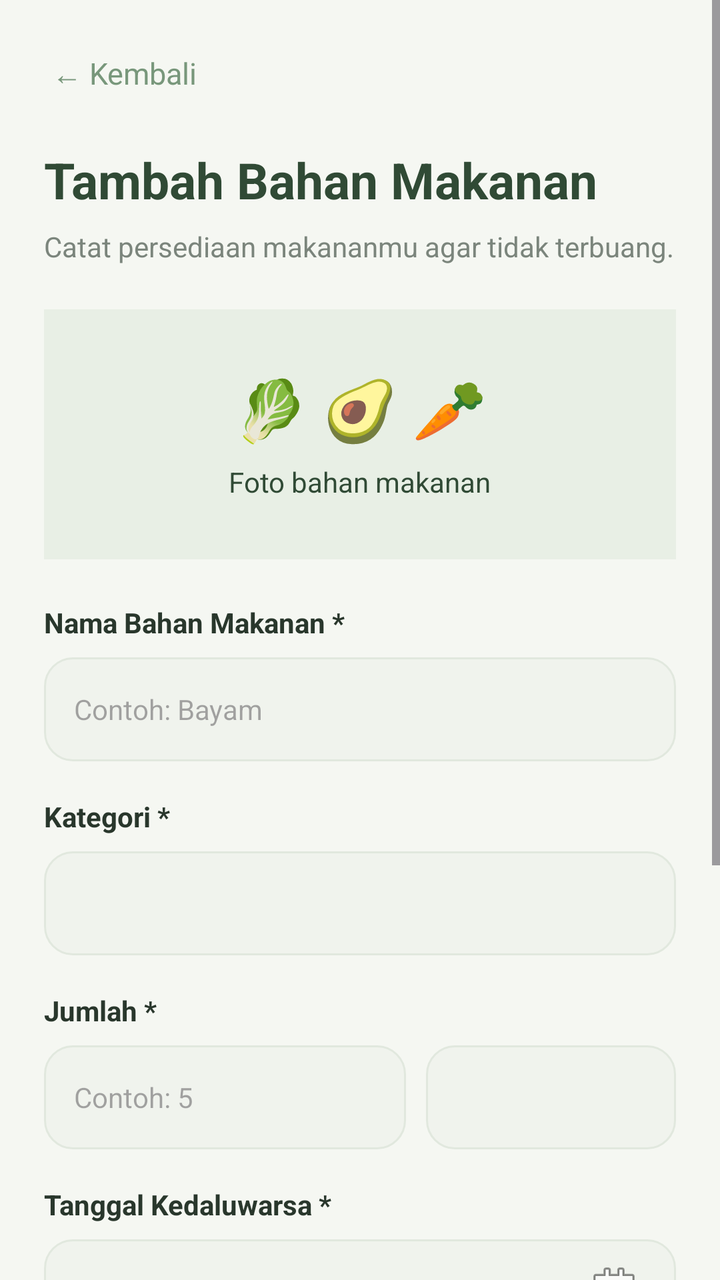
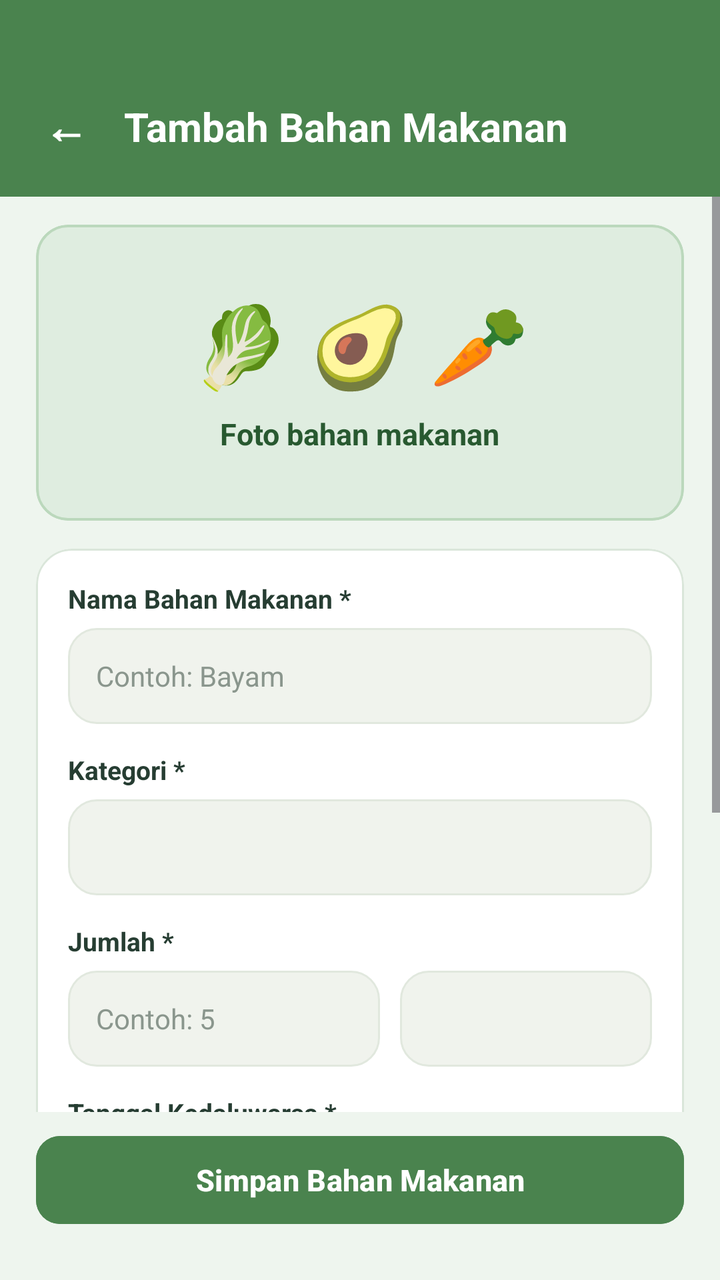

The first picture is an Android layout as it rendered before a commit; the second is the same layout after the commit. The layout source and the unified diff follow.
<!-- AndroidManifest.xml: application theme Theme.FridgeFoodSaver -->
<!-- res/layout/activity_add_food.xml -->
<?xml version="1.0" encoding="utf-8"?>
<ScrollView xmlns:android="http://schemas.android.com/apk/res/android"
    android:layout_width="match_parent"
    android:layout_height="match_parent"
    android:background="@color/soft_white"
    android:fillViewport="true">

    <LinearLayout
        android:layout_width="match_parent"
        android:layout_height="wrap_content"
        android:orientation="vertical"
        android:padding="22dp">

        
        <TextView
            android:id="@+id/tvBack"
            android:layout_width="wrap_content"
            android:layout_height="wrap_content"
            android:text="← Kembali"
            android:textColor="@color/sage_green"
            android:textSize="15sp"
            android:padding="4dp" />

        <TextView
            android:layout_width="wrap_content"
            android:layout_height="wrap_content"
            android:layout_marginTop="22dp"
            android:text="Tambah Bahan Makanan"
            android:textColor="@color/dark_green"
            android:textSize="25sp"
            android:textStyle="bold" />

        <TextView
            android:layout_width="wrap_content"
            android:layout_height="wrap_content"
            android:layout_marginTop="7dp"
            android:text="Catat persediaan makananmu agar tidak terbuang."
            android:textColor="@color/text_gray"
            android:textSize="14sp" />

        
        <LinearLayout
            android:layout_width="match_parent"
            android:layout_height="125dp"
            android:layout_marginTop="22dp"
            android:background="@color/light_sage"
            android:gravity="center"
            android:orientation="vertical">

            <TextView
                android:layout_width="wrap_content"
                android:layout_height="wrap_content"
                android:text="🥬 🥑 🥕"
                android:textSize="30sp" />

            <TextView
                android:layout_width="wrap_content"
                android:layout_height="wrap_content"
                android:layout_marginTop="7dp"
                android:text="Foto bahan makanan"
                android:textColor="@color/dark_green"
                android:textSize="14sp" />

        </LinearLayout>

        
        <TextView
            android:layout_width="wrap_content"
            android:layout_height="wrap_content"
            android:layout_marginTop="22dp"
            android:text="Nama Bahan Makanan *"
            android:textColor="@color/text_dark"
            android:textStyle="bold"
            android:textSize="14sp" />

        <EditText
            android:id="@+id/etFoodName"
            android:layout_width="match_parent"
            android:layout_height="52dp"
            android:layout_marginTop="8dp"
            android:background="@drawable/bg_input"
            android:hint="Contoh: Bayam"
            android:paddingHorizontal="15dp"
            android:textColor="@color/text_dark"
            android:textSize="14sp"
            android:inputType="textCapSentences" />

        
        <TextView
            android:layout_width="wrap_content"
            android:layout_height="wrap_content"
            android:layout_marginTop="18dp"
            android:text="Kategori *"
            android:textColor="@color/text_dark"
            android:textStyle="bold"
            android:textSize="14sp" />

        <Spinner
            android:id="@+id/spCategory"
            android:layout_width="match_parent"
            android:layout_height="52dp"
            android:layout_marginTop="8dp"
            android:background="@drawable/bg_input"
            android:paddingHorizontal="12dp" />

        
        <TextView
            android:layout_width="wrap_content"
            android:layout_height="wrap_content"
            android:layout_marginTop="18dp"
            android:text="Jumlah *"
            android:textColor="@color/text_dark"
            android:textStyle="bold"
            android:textSize="14sp" />

        <LinearLayout
            android:layout_width="match_parent"
            android:layout_height="52dp"
            android:layout_marginTop="8dp"
            android:orientation="horizontal">

            <EditText
                android:id="@+id/etQuantity"
                android:layout_width="0dp"
                android:layout_height="match_parent"
                android:layout_weight="1"
                android:background="@drawable/bg_input"
                android:hint="Contoh: 5"
                android:inputType="numberDecimal"
                android:paddingHorizontal="15dp"
                android:textColor="@color/text_dark"
                android:textSize="14sp" />

            <Spinner
                android:id="@+id/spUnit"
                android:layout_width="125dp"
                android:layout_height="match_parent"
                android:layout_marginStart="10dp"
                android:background="@drawable/bg_input"
                android:paddingHorizontal="8dp" />

        </LinearLayout>

        
        <TextView
            android:layout_width="wrap_content"
            android:layout_height="wrap_content"
            android:layout_marginTop="18dp"
            android:text="Tanggal Kedaluwarsa *"
            android:textColor="@color/text_dark"
            android:textStyle="bold"
            android:textSize="14sp" />

        <EditText
            android:id="@+id/etExpiryDate"
            android:layout_width="match_parent"
            android:layout_height="52dp"
            android:layout_marginTop="8dp"
            android:background="@drawable/bg_input"
            android:clickable="true"
            android:focusable="false"
            android:hint="Pilih tanggal kedaluwarsa"
            android:paddingHorizontal="15dp"
            android:textColor="@color/text_dark"
            android:textSize="14sp"
            android:drawableEnd="@android:drawable/ic_menu_my_calendar"
            android:drawablePadding="10dp" />

        
        <TextView
            android:layout_width="wrap_content"
            android:layout_height="wrap_content"
            android:layout_marginTop="18dp"
            android:text="Catatan (Opsional)"
            android:textColor="@color/text_dark"
            android:textStyle="bold"
            android:textSize="14sp" />

        <EditText
            android:id="@+id/etNotes"
            android:layout_width="match_parent"
            android:layout_height="100dp"
            android:layout_marginTop="8dp"
            android:background="@drawable/bg_input"
            android:gravity="top"
            android:hint="Tambahkan catatan penyimpanan..."
            android:padding="15dp"
            android:textColor="@color/text_dark"
            android:textSize="14sp"
            android:inputType="textCapSentences|textMultiLine" />

        
        <Button
            android:id="@+id/btnSaveFood"
            android:layout_width="match_parent"
            android:layout_height="55dp"
            android:layout_marginTop="25dp"
            android:backgroundTint="@color/sage_green"
            android:text="Simpan Bahan Makanan"
            android:textAllCaps="false"
            android:textColor="@color/pure_white"
            android:textSize="15sp"
            android:textStyle="bold" />

        <TextView
            android:layout_width="match_parent"
            android:layout_height="wrap_content"
            android:layout_marginTop="12dp"
            android:gravity="center"
            android:text="* Wajib diisi"
            android:textColor="@color/text_gray"
            android:textSize="12sp" />

    </LinearLayout>
</ScrollView>
<!-- resources referenced by this layout -->
<resources>
  <color name="dark_green">#304A35</color>
  <color name="light_sage">#E8EFE5</color>
  <color name="pure_white">#FFFFFF</color>
  <color name="sage_green">#78977B</color>
  <color name="soft_white">#F5F7F2</color>
  <color name="text_dark">#29372C</color>
  <color name="text_gray">#7B857C</color>
  <!-- drawable bg_input (drawable) -->
  <?xml version="1.0" encoding="utf-8"?>
  <shape xmlns:android="http://schemas.android.com/apk/res/android">
  
      <solid android:color="@color/input_background"/>
  
      <corners android:radius="14dp"/>
  
      <stroke
          android:width="1dp"
          android:color="#E1E8DE"/>
  
  </shape>
  <style name="Theme.FridgeFoodSaver" parent="Theme.Material3.DayNight.NoActionBar">
  
          <item name="colorPrimary">@color/sage_green</item>
          <item name="colorOnPrimary">@color/pure_white</item>
          <item name="colorSecondary">@color/warm_orange</item>
          <item name="android:statusBarColor">@color/soft_white</item>
          <item name="android:navigationBarColor">@color/soft_white</item>
          <item name="android:windowLightStatusBar">true</item>
          <item name="android:windowBackground">@color/soft_white</item>
      </style>
  <color name="input_background">#F0F3ED</color>
  <color name="warm_orange">#E99A4A</color>
</resources>

<!-- the commit's change to res/layout/activity_add_food.xml (unified diff, before → after) -->
@@ -1,215 +1,282 @@
 <?xml version="1.0" encoding="utf-8"?>
-<ScrollView xmlns:android="http://schemas.android.com/apk/res/android"
+<androidx.constraintlayout.widget.ConstraintLayout xmlns:android="http://schemas.android.com/apk/res/android"
+    xmlns:app="http://schemas.android.com/apk/res-auto"
     android:layout_width="match_parent"
     android:layout_height="match_parent"
-    android:background="@color/soft_white"
-    android:fillViewport="true">
+    android:background="#EEF5EE">
+
 
     <LinearLayout
-        android:layout_width="match_parent"
+        android:id="@+id/topGreenHeader"
+        android:layout_width="0dp"
         android:layout_height="wrap_content"
-        android:orientation="vertical"
-        android:padding="22dp">
-
-        
+        android:background="#4A834E"
+        android:gravity="center_vertical"
+        android:orientation="horizontal"
+        android:paddingStart="18dp"
+        android:paddingTop="44dp"
+        android:paddingEnd="18dp"
+        android:paddingBottom="16dp"
+        app:layout_constraintEnd_toEndOf="parent"
+        app:layout_constraintStart_toStartOf="parent"
+        app:layout_constraintTop_toTopOf="parent">
+
         <TextView
             android:id="@+id/tvBack"
             android:layout_width="wrap_content"
             android:layout_height="wrap_content"
-            android:text="← Kembali"
-            android:textColor="@color/sage_green"
-            android:textSize="15sp"
-            android:padding="4dp" />
+            android:padding="4dp"
+            android:text="←"
+            android:textColor="#FFFFFF"
+            android:textSize="22sp"
+            android:textStyle="bold" />
 
         <TextView
-            android:layout_width="wrap_content"
+            android:layout_width="0dp"
             android:layout_height="wrap_content"
-            android:layout_marginTop="22dp"
+            android:layout_marginStart="14dp"
+            android:layout_weight="1"
             android:text="Tambah Bahan Makanan"
-            android:textColor="@color/dark_green"
-            android:textSize="25sp"
+            android:textColor="#FFFFFF"
+            android:textSize="20sp"
             android:textStyle="bold" />
 
-        <TextView
-            android:layout_width="wrap_content"
-            android:layout_height="wrap_content"
-            android:layout_marginTop="7dp"
-            android:text="Catat persediaan makananmu agar tidak terbuang."
-            android:textColor="@color/text_gray"
-            android:textSize="14sp" />
-
-        
+    </LinearLayout>
+
+    <ScrollView
+        android:layout_width="0dp"
+        android:layout_height="0dp"
+        android:clipToPadding="false"
+        android:fillViewport="true"
+        app:layout_constraintBottom_toTopOf="@+id/bottomSaveContainer"
+        app:layout_constraintEnd_toEndOf="parent"
+        app:layout_constraintStart_toStartOf="parent"
+        app:layout_constraintTop_toBottomOf="@+id/topGreenHeader">
+
         <LinearLayout
             android:layout_width="match_parent"
-            android:layout_height="125dp"
-            android:layout_marginTop="22dp"
-            android:background="@color/light_sage"
-            android:gravity="center"
-            android:orientation="vertical">
-
-            <TextView
-                android:layout_width="wrap_content"
+            android:layout_height="wrap_content"
+            android:orientation="vertical"
+            android:paddingStart="18dp"
+            android:paddingTop="14dp"
+            android:paddingEnd="18dp"
+            android:paddingBottom="18dp">
+
+
+            <com.google.android.material.card.MaterialCardView
+                android:layout_width="match_parent"
+                android:layout_height="148dp"
+                app:cardBackgroundColor="#DFEDE0"
+                app:cardCornerRadius="16dp"
+                app:cardElevation="0dp"
+                app:strokeColor="#BBD8BC"
+                app:strokeWidth="1.2dp">
+
+                <LinearLayout
+                    android:layout_width="match_parent"
+                    android:layout_height="match_parent"
+                    android:gravity="center"
+                    android:orientation="vertical"
+                    android:padding="14dp">
+
+                    <TextView
+                        android:layout_width="wrap_content"
+                        android:layout_height="wrap_content"
+                        android:text="🥬 🥑 🥕"
+                        android:textSize="40sp" />
+
+                    <TextView
+                        android:layout_width="wrap_content"
+                        android:layout_height="wrap_content"
+                        android:layout_marginTop="8dp"
+                        android:text="Foto bahan makanan"
+                        android:textColor="#285930"
+                        android:textSize="15sp"
+                        android:textStyle="bold" />
+
+                </LinearLayout>
+
+            </com.google.android.material.card.MaterialCardView>
+
+
+            <com.google.android.material.card.MaterialCardView
+                android:layout_width="match_parent"
                 android:layout_height="wrap_content"
-                android:text="🥬 🥑 🥕"
-                android:textSize="30sp" />
-
-            <TextView
-                android:layout_width="wrap_content"
-                android:layout_height="wrap_content"
-                android:layout_marginTop="7dp"
-                android:text="Foto bahan makanan"
-                android:textColor="@color/dark_green"
-                android:textSize="14sp" />
+                android:layout_marginTop="14dp"
+                app:cardBackgroundColor="#FFFFFF"
+                app:cardCornerRadius="18dp"
+                app:cardElevation="0dp"
+                app:strokeColor="#DAE6DA"
+                app:strokeWidth="1dp">
+
+                <LinearLayout
+                    android:layout_width="match_parent"
+                    android:layout_height="wrap_content"
+                    android:orientation="vertical"
+                    android:padding="16dp">
+
+                    <TextView
+                        android:layout_width="wrap_content"
+                        android:layout_height="wrap_content"
+                        android:text="Nama Bahan Makanan *"
+                        android:textColor="#263D32"
+                        android:textSize="13sp"
+                        android:textStyle="bold" />
+
+                    <EditText
+                        android:id="@+id/etFoodName"
+                        android:layout_width="match_parent"
+                        android:layout_height="48dp"
+                        android:layout_marginTop="6dp"
+                        android:background="@drawable/bg_input"
+                        android:hint="Contoh: Bayam"
+                        android:inputType="textCapSentences"
+                        android:paddingHorizontal="14dp"
+                        android:singleLine="true"
+                        android:textColor="#263D32"
+                        android:textColorHint="#8A968D"
+                        android:textSize="14sp" />
+
+                    <TextView
+                        android:layout_width="wrap_content"
+                        android:layout_height="wrap_content"
+                        android:layout_marginTop="14dp"
+                        android:text="Kategori *"
+                        android:textColor="#263D32"
+                        android:textSize="13sp"
+                        android:textStyle="bold" />
+
+                    <Spinner
+                        android:id="@+id/spCategory"
+                        android:layout_width="match_parent"
+                        android:layout_height="48dp"
+                        android:layout_marginTop="6dp"
+                        android:background="@drawable/bg_input"
+                        android:paddingHorizontal="12dp" />
+
+                    <TextView
+                        android:layout_width="wrap_content"
+                        android:layout_height="wrap_content"
+                        android:layout_marginTop="14dp"
+                        android:text="Jumlah *"
+                        android:textColor="#263D32"
+                        android:textSize="13sp"
+                        android:textStyle="bold" />
+
+                    <LinearLayout
+                        android:layout_width="match_parent"
+                        android:layout_height="48dp"
+                        android:layout_marginTop="6dp"
+                        android:orientation="horizontal">
+
+                        <EditText
+                            android:id="@+id/etQuantity"
+                            android:layout_width="0dp"
+                            android:layout_height="match_parent"
+                            android:layout_weight="1"
+                            android:background="@drawable/bg_input"
+                            android:hint="Contoh: 5"
+                            android:inputType="numberDecimal"
+                            android:paddingHorizontal="14dp"
+                            android:singleLine="true"
+                            android:textColor="#263D32"
+                            android:textColorHint="#8A968D"
+                            android:textSize="14sp" />
+
+                        <Spinner
+                            android:id="@+id/spUnit"
+                            android:layout_width="126dp"
+                            android:layout_height="match_parent"
+                            android:layout_marginStart="10dp"
+                            android:background="@drawable/bg_input"
+                            android:paddingHorizontal="8dp" />
+
+                    </LinearLayout>
+
+                    <TextView
+                        android:layout_width="wrap_content"
+                        android:layout_height="wrap_content"
+                        android:layout_marginTop="14dp"
+                        android:text="Tanggal Kedaluwarsa *"
+                        android:textColor="#263D32"
+                        android:textSize="13sp"
+                        android:textStyle="bold" />
+
+                    <EditText
+                        android:id="@+id/etExpiryDate"
+                        android:layout_width="match_parent"
+                        android:layout_height="48dp"
+                        android:layout_marginTop="6dp"
+                        android:background="@drawable/bg_input"
+                        android:clickable="true"
+                        android:drawableEnd="@android:drawable/ic_menu_my_calendar"
+                        android:drawablePadding="10dp"
+                        android:focusable="false"
+                        android:hint="Pilih tanggal kedaluwarsa"
+                        android:paddingHorizontal="14dp"
+                        android:singleLine="true"
+                        android:textColor="#263D32"
+                        android:textColorHint="#8A968D"
+                        android:textSize="14sp" />
+
+                    <TextView
+                        android:layout_width="wrap_content"
+                        android:layout_height="wrap_content"
+                        android:layout_marginTop="14dp"
+                        android:text="Catatan (Opsional)"
+                        android:textColor="#263D32"
+                        android:textSize="13sp"
+                        android:textStyle="bold" />
+
+                    <EditText
+                        android:id="@+id/etNotes"
+                        android:layout_width="match_parent"
+                        android:layout_height="88dp"
+                        android:layout_marginTop="6dp"
+                        android:background="@drawable/bg_input"
+                        android:gravity="top"
+                        android:hint="Tambahkan catatan penyimpanan..."
+                        android:inputType="textCapSentences|textMultiLine"
+                        android:padding="14dp"
+                        android:textColor="#263D32"
+                        android:textColorHint="#8A968D"
+                        android:textSize="14sp" />
+
+                </LinearLayout>
+
+            </com.google.android.material.card.MaterialCardView>
 
         </LinearLayout>
 
-        
-        <TextView
-            android:layout_width="wrap_content"
-            android:layout_height="wrap_content"
-            android:layout_marginTop="22dp"
-            android:text="Nama Bahan Makanan *"
-            android:textColor="@color/text_dark"
-            android:textStyle="bold"
-            android:textSize="14sp" />
-
-        <EditText
-            android:id="@+id/etFoodName"
+    </ScrollView>
+
+
+    <LinearLayout
+        android:id="@+id/bottomSaveContainer"
+        android:layout_width="0dp"
+        android:layout_height="wrap_content"
+        android:background="#EEF5EE"
+        android:orientation="vertical"
+        android:paddingStart="18dp"
+        android:paddingTop="8dp"
+        android:paddingEnd="18dp"
+        android:paddingBottom="24dp"
+        app:layout_constraintBottom_toBottomOf="parent"
+        app:layout_constraintEnd_toEndOf="parent"
+        app:layout_constraintStart_toStartOf="parent">
+
+        <com.google.android.material.button.MaterialButton
+            android:id="@+id/btnSaveFood"
             android:layout_width="match_parent"
             android:layout_height="52dp"
-            android:layout_marginTop="8dp"
-            android:background="@drawable/bg_input"
-            android:hint="Contoh: Bayam"
-            android:paddingHorizontal="15dp"
-            android:textColor="@color/text_dark"
-            android:textSize="14sp"
-            android:inputType="textCapSentences" />
-
-        
-        <TextView
-            android:layout_width="wrap_content"
-            android:layout_height="wrap_content"
-            android:layout_marginTop="18dp"
-            android:text="Kategori *"
-            android:textColor="@color/text_dark"
-            android:textStyle="bold"
-            android:textSize="14sp" />
-
-        <Spinner
-            android:id="@+id/spCategory"
-            android:layout_width="match_parent"
-            android:layout_height="52dp"
-            android:layout_marginTop="8dp"
-            android:background="@drawable/bg_input"
-            android:paddingHorizontal="12dp" />
-
-        
-        <TextView
-            android:layout_width="wrap_content"
-            android:layout_height="wrap_content"
-            android:layout_marginTop="18dp"
-            android:text="Jumlah *"
-            android:textColor="@color/text_dark"
-            android:textStyle="bold"
-            android:textSize="14sp" />
-
-        <LinearLayout
-            android:layout_width="match_parent"
-            android:layout_height="52dp"
-            android:layout_marginTop="8dp"
-            android:orientation="horizontal">
-
-            <EditText
-                android:id="@+id/etQuantity"
-                android:layout_width="0dp"
-                android:layout_height="match_parent"
-                android:layout_weight="1"
-                android:background="@drawable/bg_input"
-                android:hint="Contoh: 5"
-                android:inputType="numberDecimal"
-                android:paddingHorizontal="15dp"
-                android:textColor="@color/text_dark"
-                android:textSize="14sp" />
-
-            <Spinner
-                android:id="@+id/spUnit"
-                android:layout_width="125dp"
-                android:layout_height="match_parent"
-                android:layout_marginStart="10dp"
-                android:background="@drawable/bg_input"
-                android:paddingHorizontal="8dp" />
-
-        </LinearLayout>
-
-        
-        <TextView
-            android:layout_width="wrap_content"
-            android:layout_height="wrap_content"
-            android:layout_marginTop="18dp"
-            android:text="Tanggal Kedaluwarsa *"
-            android:textColor="@color/text_dark"
-            android:textStyle="bold"
-            android:textSize="14sp" />
-
-        <EditText
-            android:id="@+id/etExpiryDate"
-            android:layout_width="match_parent"
-            android:layout_height="52dp"
-            android:layout_marginTop="8dp"
-            android:background="@drawable/bg_input"
-            android:clickable="true"
-            android:focusable="false"
-            android:hint="Pilih tanggal kedaluwarsa"
-            android:paddingHorizontal="15dp"
-            android:textColor="@color/text_dark"
-            android:textSize="14sp"
-            android:drawableEnd="@android:drawable/ic_menu_my_calendar"
-            android:drawablePadding="10dp" />
-
-        
-        <TextView
-            android:layout_width="wrap_content"
-            android:layout_height="wrap_content"
-            android:layout_marginTop="18dp"
-            android:text="Catatan (Opsional)"
-            android:textColor="@color/text_dark"
-            android:textStyle="bold"
-            android:textSize="14sp" />
-
-        <EditText
-            android:id="@+id/etNotes"
-            android:layout_width="match_parent"
-            android:layout_height="100dp"
-            android:layout_marginTop="8dp"
-            android:background="@drawable/bg_input"
-            android:gravity="top"
-            android:hint="Tambahkan catatan penyimpanan..."
-            android:padding="15dp"
-            android:textColor="@color/text_dark"
-            android:textSize="14sp"
-            android:inputType="textCapSentences|textMultiLine" />
-
-        
-        <Button
-            android:id="@+id/btnSaveFood"
-            android:layout_width="match_parent"
-            android:layout_height="55dp"
-            android:layout_marginTop="25dp"
-            android:backgroundTint="@color/sage_green"
+            android:backgroundTint="#4A834E"
             android:text="Simpan Bahan Makanan"
             android:textAllCaps="false"
-            android:textColor="@color/pure_white"
+            android:textColor="#FFFFFF"
             android:textSize="15sp"
-            android:textStyle="bold" />
-
-        <TextView
-            android:layout_width="match_parent"
-            android:layout_height="wrap_content"
-            android:layout_marginTop="12dp"
-            android:gravity="center"
-            android:text="* Wajib diisi"
-            android:textColor="@color/text_gray"
-            android:textSize="12sp" />
+            android:textStyle="bold"
+            app:cornerRadius="12dp" />
 
     </LinearLayout>
-</ScrollView>
+
+</androidx.constraintlayout.widget.ConstraintLayout>
<!-- resource entries referenced after the edit -->
@@ -1,12 +1,8 @@
 <!-- resources referenced by this layout -->
 <resources>
-  <color name="dark_green">#304A35</color>
-  <color name="light_sage">#E8EFE5</color>
   <color name="pure_white">#FFFFFF</color>
   <color name="sage_green">#78977B</color>
   <color name="soft_white">#F5F7F2</color>
-  <color name="text_dark">#29372C</color>
-  <color name="text_gray">#7B857C</color>
   <!-- drawable bg_input (drawable) -->
   <?xml version="1.0" encoding="utf-8"?>
   <shape xmlns:android="http://schemas.android.com/apk/res/android">
